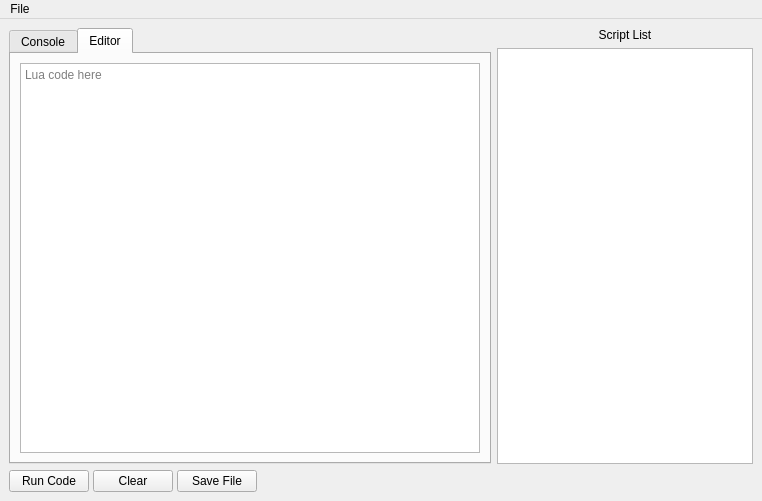
The window that mainwindow.ui (uosq/lbox-lua-external) describes before a commit, drawn with Qt 5.
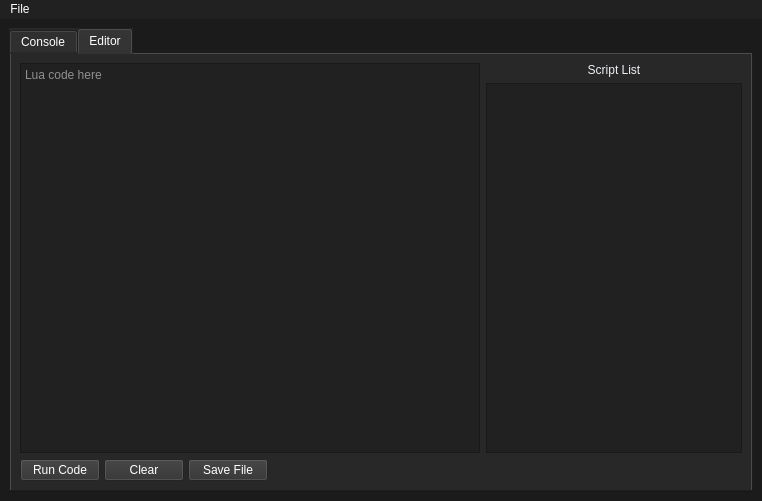
The same window after the commit.

Commit message: remake the theme

What changed in the file:
```diff
--- a/mainwindow.ui
+++ b/mainwindow.ui
@@ -44,7 +44,7 @@
    <bool>false</bool>
   </property>
   <property name="styleSheet">
-   <string notr="true"/>
+   <string notr="true">background-color: rgb(27, 27, 27);</string>
   </property>
   <property name="iconSize">
    <size>
@@ -82,6 +82,10 @@
       </property>
       <item>
        <widget class="QTabWidget" name="tabWidget">
+        <property name="styleSheet">
+         <string notr="true">background-color: rgb(40, 40, 40);
+color: rgb(255, 255, 255);</string>
+        </property>
         <property name="currentIndex">
          <number>1</number>
         </property>
@@ -112,11 +116,16 @@
          <attribute name="title">
           <string>Editor</string>
          </attribute>
-         <layout class="QGridLayout" name="gridLayout">
-          <item row="0" column="0">
+         <layout class="QHBoxLayout" name="horizontalLayout_4">
+          <item>
+           <layout class="QVBoxLayout" name="verticalLayout_3">
+            <item>
+             <layout class="QHBoxLayout" name="horizontalLayout_5">
+              <item>
            <widget class="QPlainTextEdit" name="plainTextEdit">
             <property name="styleSheet">
-             <string notr="true"/>
+                 <string notr="true">background-color: rgb(33, 33, 33);
+color: rgb(255, 255, 255);</string>
             </property>
             <property name="lineWrapMode">
              <enum>QPlainTextEdit::LineWrapMode::NoWrap</enum>
@@ -129,14 +138,13 @@
             </property>
            </widget>
           </item>
-         </layout>
-        </widget>
-       </widget>
-      </item>
       <item>
        <layout class="QVBoxLayout" name="verticalLayout_2">
         <item>
          <widget class="QLabel" name="label">
+                  <property name="styleSheet">
+                   <string notr="true">color: rgb(236, 239, 244);</string>
+                  </property>
           <property name="text">
            <string>Script List</string>
           </property>
@@ -160,7 +168,8 @@
            </size>
           </property>
           <property name="styleSheet">
-           <string notr="true"/>
+                   <string notr="true">background-color: rgb(33, 33, 33);
+color: rgb(255, 255, 255);</string>
           </property>
           <property name="iconSize">
            <size>
@@ -200,7 +209,8 @@
          <bool>false</bool>
         </property>
         <property name="styleSheet">
-         <string notr="true"/>
+                 <string notr="true">background-color: rgb(50, 50, 50);
+color: rgb(255, 255, 255);</string>
         </property>
         <property name="text">
          <string>Run Code</string>
@@ -221,6 +231,10 @@
         <property name="autoFillBackground">
          <bool>false</bool>
         </property>
+                <property name="styleSheet">
+                 <string notr="true">background-color: rgb(50, 50, 50);
+color: rgb(255, 255, 255);</string>
+                </property>
         <property name="text">
          <string>Clear</string>
         </property>
@@ -237,6 +251,10 @@
         <property name="autoFillBackground">
          <bool>false</bool>
         </property>
+                <property name="styleSheet">
+                 <string notr="true">background-color: rgb(50, 50, 50);
+color: rgb(255, 255, 255);</string>
+                </property>
         <property name="text">
          <string>Save File</string>
         </property>
@@ -258,6 +276,14 @@
      </layout>
     </item>
    </layout>
+          </item>
+         </layout>
+        </widget>
+       </widget>
+      </item>
+     </layout>
+    </item>
+   </layout>
   </widget>
   <widget class="QMenuBar" name="menubar">
    <property name="geometry">
@@ -268,6 +294,11 @@
      <height>19</height>
     </rect>
    </property>
+   <property name="styleSheet">
+    <string notr="true">background-color: rgb(33, 33, 33);
+color: rgb(255, 255, 255);
+selection-background-color: rgb(26, 26, 26);</string>
+   </property>
    <widget class="QMenu" name="menuFile">
     <property name="title">
      <string>File</string>
```
Left out of the diff: 7 changed lines with no effect on the pictures. Lines whose indentation alone changed are shown as unchanged. The commit also changes 1 other file.
